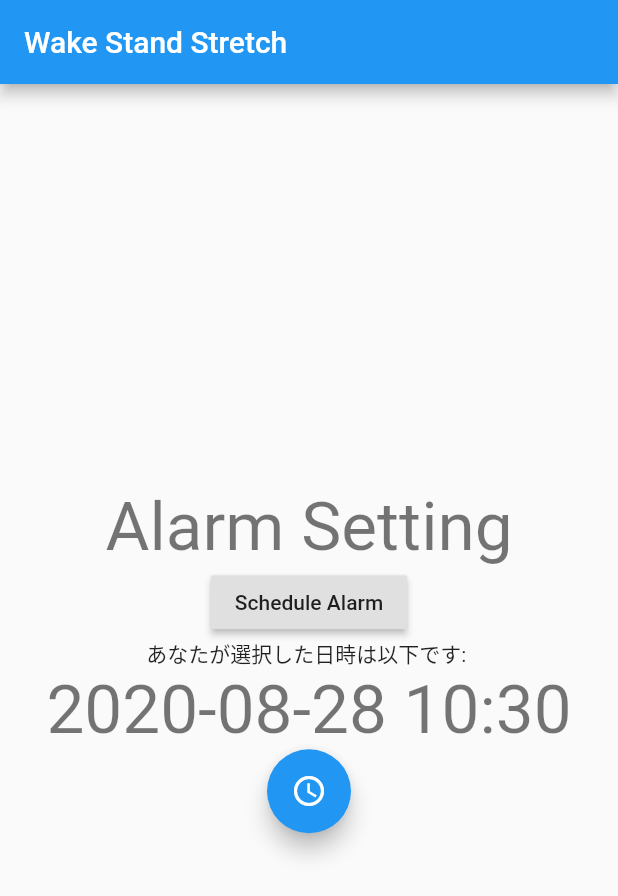
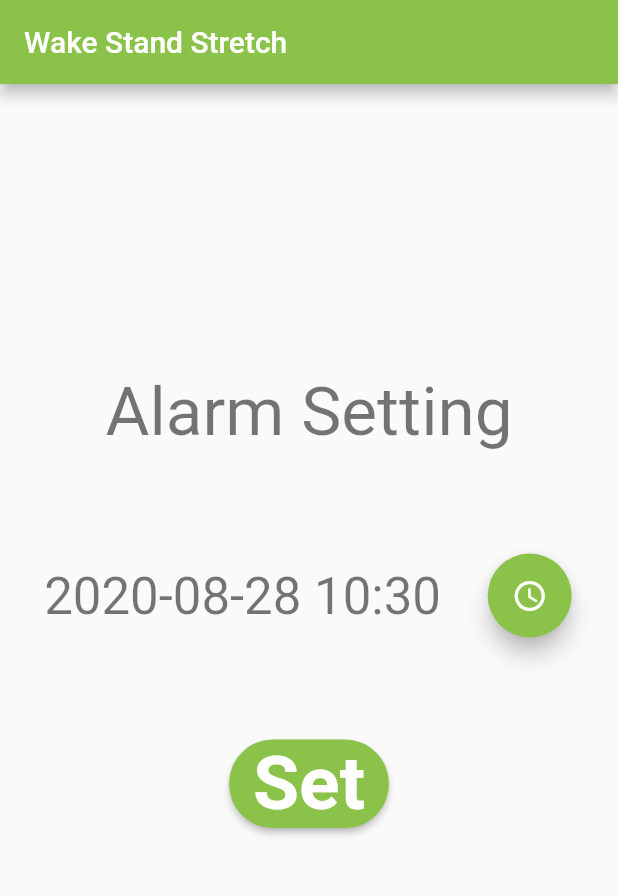
Before and after one commit to kyutech-programming-club/wake-stand-strech, a Flutter app: the screen it shows after launch, on a phone screen of 412 x 824 dp. Shown: the top 896 px of the screen. Run offline on Flutter 3.47's test engine with Material 2 defaults, Android fonts, the phone set to English and light mode, and no system bars; our stand-ins replace audioplayers, camera, flutter_datetime_picker, shared_preferences; missing offline and left inert: android_alarm_manager, tflite; Roboto replaces fonts that are missing (JockeyOne).

Commit message:
Update UI

```diff
--- a/lib/SetAlarmHome.dart
+++ b/lib/SetAlarmHome.dart
@@ -1,6 +1,7 @@
 import 'dart:math';
 
 import 'package:android_alarm_manager/android_alarm_manager.dart';
+import 'package:flutter/widgets.dart';
 import 'package:shared_preferences/shared_preferences.dart';
 import 'package:flutter/material.dart';
 import 'package:flutter_datetime_picker/flutter_datetime_picker.dart';
@@ -17,6 +18,7 @@ class SetAlarmHome extends StatefulWidget {
 class _SetAlarmHomeState extends State<SetAlarmHome> {
   var _myDateTime = new DateTime.now();
   var formatter = new DateFormat('yyyy-MM-dd HH:mm');
+  bool _isSet = false;
 
   @override
   void initState() {
@@ -39,20 +41,106 @@ class _SetAlarmHomeState extends State<SetAlarmHome> {
     final textStyle = Theme.of(context).textTheme.headline3;
     return Scaffold(
       appBar: AppBar(
+        backgroundColor: Colors.lightGreen,
         title: Text(widget.title),
       ),
       body: Center(
         child: Column(
-          mainAxisAlignment: MainAxisAlignment.center,
+          mainAxisAlignment: MainAxisAlignment.start,
           children: <Widget>[
-            Text(
+            Flexible(
+              flex: 1,
+              child: Container(),
+            ),
+            Flexible(
+              flex: 1,
+              child:Text(
                 "Alarm Setting",
                 style: textStyle,
               ),
-            RaisedButton(
+            ),
+            Flexible(
+              flex: 1,
+              child: myDateTimePicker(),
+            ),
+            Flexible(
+              flex: 1,
+              child: mySetButton(),
+            ),
+          ],
+        ),
+      ),
+    );
+  }
+  Widget myDateTimePicker() {
+    return  Row(
+      children: [
+        Expanded(
+          flex:1,
+          child: Container(),
+        ),
+        Expanded(
+          flex: 10,
           child: Text(
-                'Schedule Alarm',
+            // フォーマッターを使用して指定したフォーマットで日時を表示
+            // format()に渡すのはDate型の値で、String型で返される
+            formatter.format(_myDateTime),
+            style: Theme.of(context).textTheme.headline4,
           ),
+        ),
+        Expanded(
+          flex:2,
+          child:FloatingActionButton(
+            onPressed: () {
+              DatePicker.showDateTimePicker(
+                context,
+                showTitleActions: true,
+                // onChanged内の処理はDatepickerの選択に応じて毎回呼び出される
+                onChanged: (date) {
+                  //   print('change $date');
+                  setState(() {
+                    _isSet = false;
+                  });
+                },
+                // onConfirm内の処理はDatepickerで選択完了後に呼び出される
+                onConfirm: (date) {
+                  setState(() {
+                    _myDateTime = date;
+                  });
+                  print(date);
+                },
+                // Datepickerのデフォルトで表示する日時
+                currentTime: DateTime.now(),
+                // localによって色々な言語に対応
+                //  locale: LocaleType.en
+              );
+            },
+            tooltip: 'Datetime',
+            backgroundColor: Colors.lightGreen,
+            splashColor: Colors.green,
+            child: Icon(Icons.access_time,),
+          ),
+        ),
+        Expanded(
+          flex:1,
+          child: Container(),
+        ),
+      ],
+    );
+  }
+
+  Widget mySetButton() {
+    return RaisedButton(
+      child: Text(
+        _isSet? "Done" : "Set",
+        style: TextStyle(
+          fontFamily: 'JockeyOne',
+          fontWeight: FontWeight.bold,
+          fontSize: 50,
+          color: Colors.white,
+        ),
+      ),
+      shape: StadiumBorder(),
       key: ValueKey('RegisterOneShotAlarm'),
       onPressed: () async {
         var _date = DateTime.parse(formatter.format(_myDateTime));
@@ -71,45 +159,12 @@ class _SetAlarmHomeState extends State<SetAlarmHome> {
           wakeup: true,
         );
         _saveAlarmTime(_alarmTime.toString());
+        setState(() {
+          _isSet = true;
+        });
       },
-            ),
-            Text(
-              'あなたが選択した日時は以下です: ',
-            ),
-            Text(
-              // フォーマッターを使用して指定したフォーマットで日時を表示
-              // format()に渡すのはDate型の値で、String型で返される
-              formatter.format(_myDateTime),
-              style: Theme.of(context).textTheme.headline3,
-            ),
-            FloatingActionButton(
-              onPressed: () {
-                DatePicker.showDateTimePicker(
-                  context,
-                  showTitleActions: true,
-                  // onChanged内の処理はDatepickerの選択に応じて毎回呼び出される
-                  onChanged: (date) {
-                  //   print('change $date');
-                  },
-                  // onConfirm内の処理はDatepickerで選択完了後に呼び出される
-                  onConfirm: (date) {
-                    setState(() {
-                      _myDateTime = date;
-                    });
-                    print(date);
-                  },
-                  // Datepickerのデフォルトで表示する日時
-                  currentTime: DateTime.now(),
-                  // localによって色々な言語に対応
-                  //  locale: LocaleType.en
-                );
-              },
-              tooltip: 'Datetime',
-              child: Icon(Icons.access_time),
-            ),
-          ],
-        ),
-      ),
+      color: _isSet? Colors.grey : Colors.lightGreen,
+      splashColor: Colors.green,
     );
   }
 }
```
Lines whose indentation alone changed are shown as unchanged.
